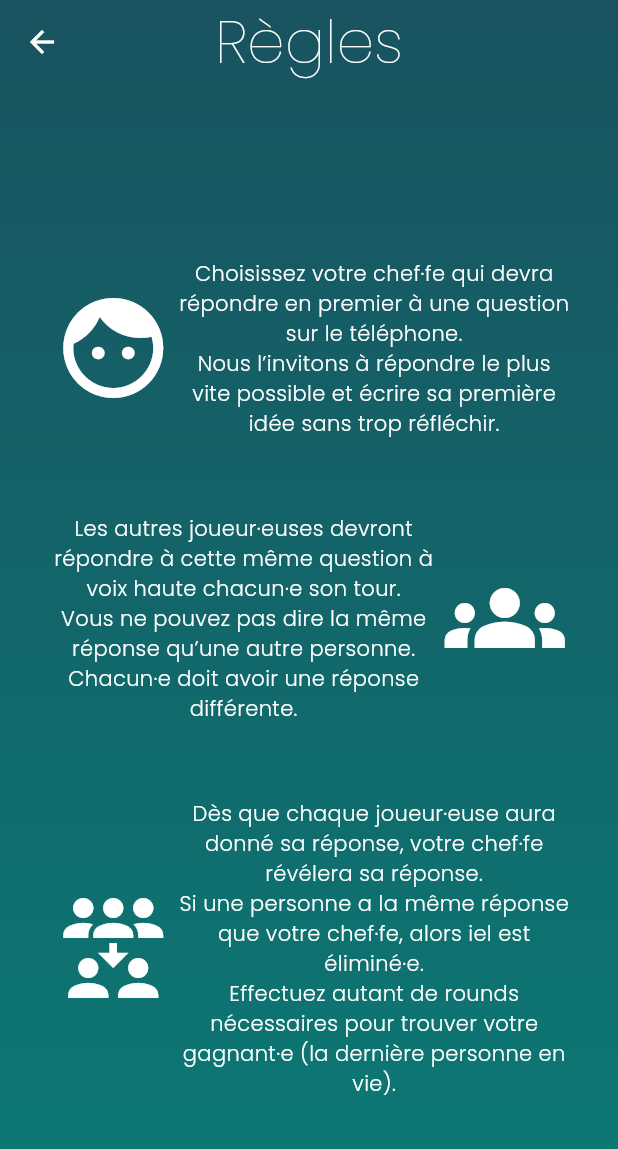
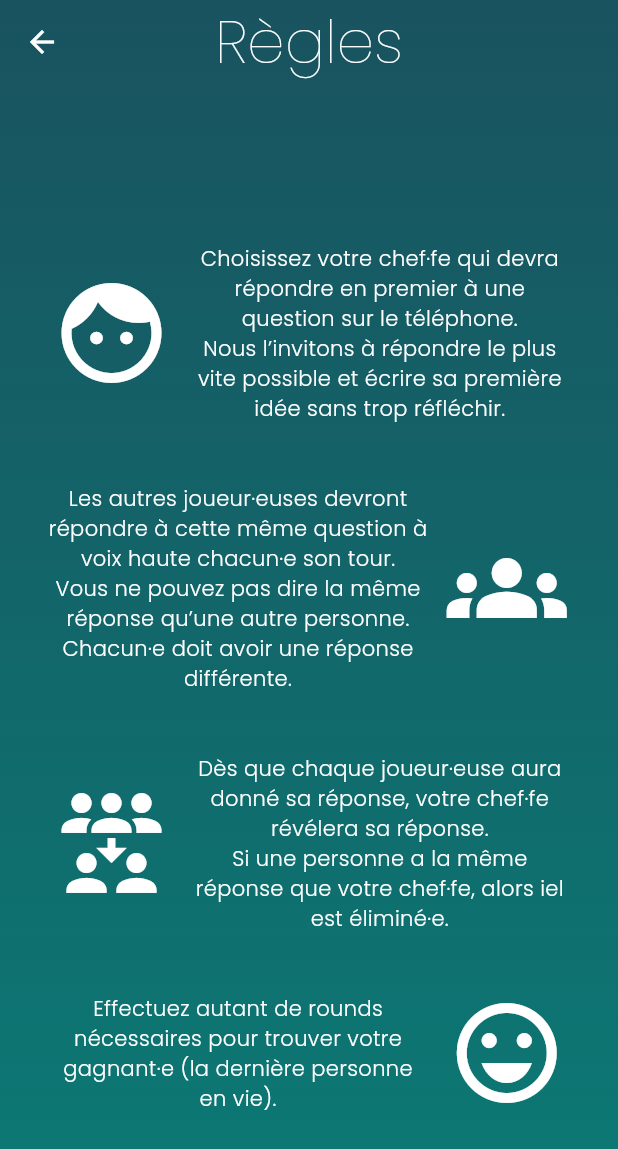
Before and after one commit to RaphMLK/BisRepetita, a Flutter app: the screen it shows after launch, after a tap on "Règles", on a phone screen of 412 x 824 dp. Shown: the top 1149 px of the screen. Run offline on Flutter 3.47's test engine with Material 3 defaults, Android fonts, the phone set to English and light mode, and no system bars; our stand-ins replace google_fonts.

Commit message:
BP-05 - Add 4th block of rules + add spacing in rows

```diff
--- a/lib/pages/rules.dart
+++ b/lib/pages/rules.dart
@@ -14,9 +14,10 @@ class RulePage extends StatelessWidget {
           padding: const EdgeInsets.all(32),
           child: Column(
             mainAxisAlignment: MainAxisAlignment.center,
-            spacing: 50,
+            spacing: 40,
             children: [
               Row(
+                spacing: 10,
                 children: [
                   Expanded(
                       child: Icon(color: Colors.white, size: 80, Icons.face)),
@@ -32,6 +33,7 @@ class RulePage extends StatelessWidget {
                 ],
               ),
               Row(
+                spacing: 10,
                 children: [
                   Expanded(
                       flex: 3,
@@ -47,6 +49,7 @@ class RulePage extends StatelessWidget {
                 ],
               ),
               Row(
+                spacing: 10,
                 children: [
                   Expanded(
                       child: Icon(
@@ -61,7 +64,26 @@ class RulePage extends StatelessWidget {
                               fontSize: 14,
                               fontWeight: FontWeight.w300,
                               color: Colors.white),
-                          'Dès que chaque joueur·euse aura donné sa réponse, votre chef·fe révélera sa réponse.\nSi une personne a la même réponse que votre chef·fe, alors iel est éliminé·e.\nEffectuez autant de rounds nécessaires pour trouver votre gagnant·e (la dernière personne en vie).'))
+                          'Dès que chaque joueur·euse aura donné sa réponse, votre chef·fe révélera sa réponse.\nSi une personne a la même réponse que votre chef·fe, alors iel est éliminé·e.'))
+                ],
+              ),
+              Row(
+                spacing: 10,
+                children: [
+                  Expanded(
+                      flex: 3,
+                      child: Text(
+                          textAlign: TextAlign.center,
+                          style: GoogleFonts.poppins(
+                              fontSize: 14,
+                              fontWeight: FontWeight.w300,
+                              color: Colors.white),
+                          'Effectuez autant de rounds nécessaires pour trouver votre gagnant·e (la dernière personne en vie).')),
+                  Expanded(
+                      child: Icon(
+                          color: Colors.white,
+                          size: 80,
+                          Icons.sentiment_very_satisfied)),
                 ],
               ),
             ],
```
